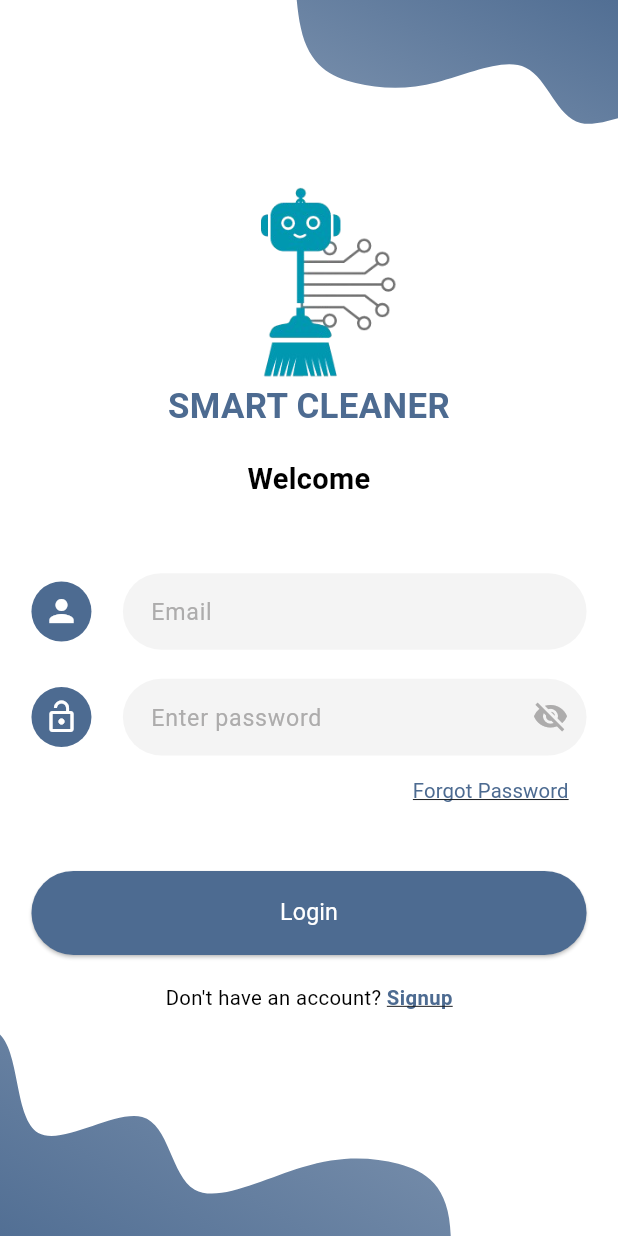
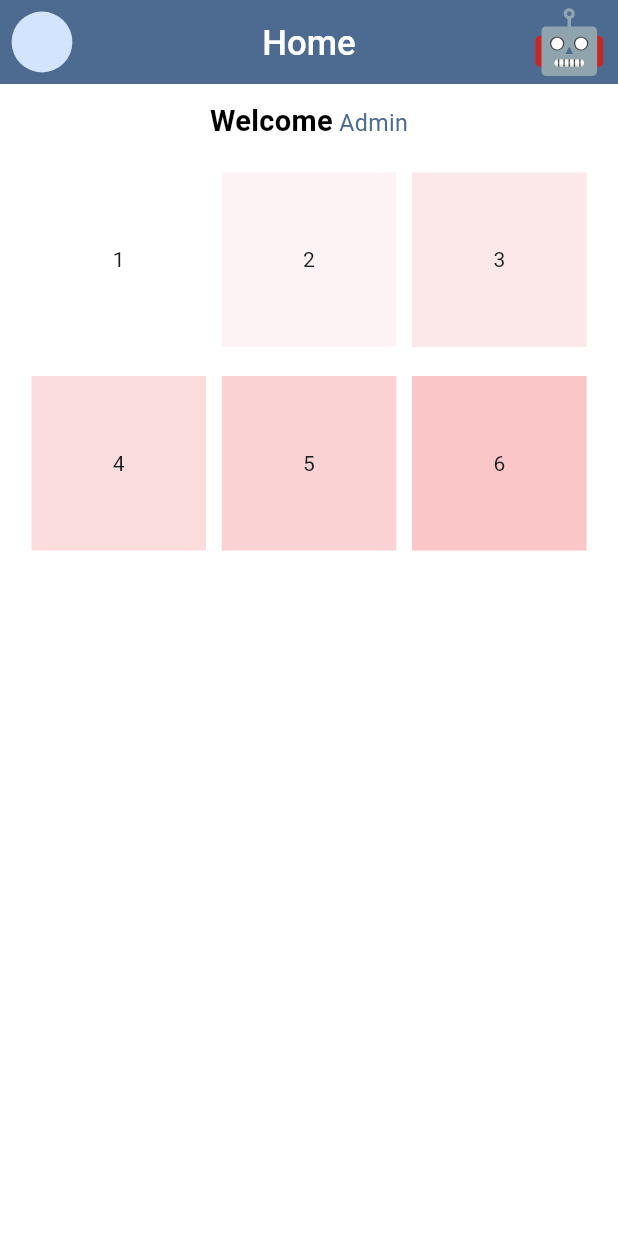
Before and after one commit to 0Ahmad0/smart_cleaner_app, a Flutter app: the screen it shows after launch, on a phone screen of 412 x 824 dp. Run offline on Flutter 3.47's test engine with Material 3 defaults, Android fonts, the phone set to English and light mode, and no system bars; our stand-ins replace animate_do, flutter_screenutil, flutter_svg, google_fonts.

```diff
--- /dev/null
+++ b/lib/app/screens/admin/home_admin_screen.dart
@@ -0,0 +1,80 @@
+import 'package:flutter/cupertino.dart';
+import 'package:flutter/material.dart';
+import 'package:flutter/widgets.dart';
+import 'package:flutter_screenutil/flutter_screenutil.dart';
+import 'package:flutter_svg/flutter_svg.dart';
+import 'package:smart_cleaner_app/core/helpers/sizer.dart';
+import 'package:smart_cleaner_app/core/helpers/spacing.dart';
+import 'package:smart_cleaner_app/core/utils/assets_manager.dart';
+import 'package:smart_cleaner_app/core/utils/color_manager.dart';
+import 'package:smart_cleaner_app/core/utils/string_manager.dart';
+import 'package:smart_cleaner_app/core/utils/style_manager.dart';
+import 'package:smart_cleaner_app/core/widgets/app_padding.dart';
+
+class HomeAdminScreen extends StatelessWidget {
+  const HomeAdminScreen({super.key});
+
+  @override
+  Widget build(BuildContext context) {
+    return Scaffold(
+      appBar: AppBar(
+        leading: Padding(
+          padding: EdgeInsets.symmetric(
+            vertical: 8.h,
+          ),
+          child: CircleAvatar(),
+        ),
+        title: Text(StringManager.homeText),
+        actions: [
+          SvgPicture.asset(
+            AssetsManager.robotIcon,
+            width: 50.w,
+            height: 50.h,
+          ),
+          horizontalSpace(6.w),
+        ],
+      ),
+      body: AppPaddingWidget(
+        child: Column(
+          children: [
+            Center(
+              child: Text.rich(
+                textAlign: TextAlign.center,
+                TextSpan(
+                  children: [
+                    TextSpan(
+                        text: StringManager.welcomeText,
+                        style: StyleManager.font20SemiBold()),
+                    TextSpan(
+                      text: ' ' + StringManager.adminText,
+                      style: StyleManager.font16Regular(
+                          color: ColorManager.primaryColor),
+                    ),
+                  ],
+                ),
+              ),
+            ),
+            verticalSpace(20.h),
+            SizedBox(
+              width: double.maxFinite,
+              height: getWidth(context) / 1.5,
+              child: GridView.builder(
+                  itemCount: 6,
+                  gridDelegate: SliverGridDelegateWithFixedCrossAxisCount(
+                    crossAxisCount: 3,
+                    crossAxisSpacing: 10.w,
+                    mainAxisSpacing: 20.h
+                  ),
+                  itemBuilder: (context, index) => Container(
+                        alignment: Alignment.center,
+                        color:
+                            ColorManager.errorColor.withOpacity(index / 20),
+                        child: Text('${index + 1}'),
+                      )),
+            ),
+          ],
+        ),
+      ),
+    );
+  }
+}
--- a/lib/core/utils/assets_manager.dart
+++ b/lib/core/utils/assets_manager.dart
@@ -11,6 +11,7 @@ class AssetsManager {
   static const backGroundAppIcon = '$_pathImages/background.svg';
   static const eyePasswordIcon = '$_pathSVGs/eye.svg';
   static const arrowRightIcon = '$_pathSVGs/arrow_right.svg';
+  static const robotIcon = '$_pathSVGs/robot_icon.svg';
 
 
   ///<==== Json ====>
--- a/lib/core/utils/const_value_manager.dart
+++ b/lib/core/utils/const_value_manager.dart
@@ -19,8 +19,13 @@ class ConstValueManager {
   static const String arLanguageCode = 'ar';
   static const String enLanguageCode = 'en';
 
+  ///Role Strings
+  static const String worker = 'Worker';
+  static const String guest = 'Guest';
+  static  String role = '';
+
   static const List<String> roleList = [
-    'Worker',
-    'Guest',
+    worker,
+    guest
   ];
 }
--- a/lib/core/utils/string_manager.dart
+++ b/lib/core/utils/string_manager.dart
@@ -9,6 +9,7 @@ class StringManager {
   static const String sendText = 'Send';
   static const String helloText = 'Hello';
   static const String nextText = 'Next';
+  static const String adminText = 'Admin';
 
 
 
--- a/lib/smart_cleaner_app.dart
+++ b/lib/smart_cleaner_app.dart
@@ -1,8 +1,7 @@
-
-
 import 'package:flutter/material.dart';
 import 'package:flutter_screenutil/flutter_screenutil.dart';
 import 'package:google_fonts/google_fonts.dart';
+import 'package:smart_cleaner_app/app/screens/admin/home_admin_screen.dart';
 import 'package:smart_cleaner_app/core/helpers/extensions.dart';
 
 import 'core/routing/app_router.dart';
@@ -39,7 +38,12 @@ class SmartCleanerApp extends StatelessWidget {
               ),
               appBarTheme: AppBarTheme(
                 centerTitle: true,
-                  backgroundColor: ColorManager.whiteColor,
+                backgroundColor: ColorManager.primaryColor,
+                titleTextStyle: StyleManager.font24Medium(
+                  color: ColorManager.whiteColor
+                ).copyWith(
+                    fontFamily: GoogleFonts.playpenSans().fontFamily,
+                ),
                 elevation: 0.0,
               ),
               tabBarTheme: TabBarTheme(
@@ -65,10 +69,11 @@ class SmartCleanerApp extends StatelessWidget {
                 ConstValueManager.heightButtonSize,
               ))),
             ),
-            initialRoute: Routes.initialRoute,
-            onGenerateRoute: appRouter.generateRoute,
-            routes: {
-            },
+            home: HomeAdminScreen(),
+            // initialRoute: Routes.initialRoute,
+            // onGenerateRoute: appRouter.generateRoute,
+            // routes: {
+            // },
           );
         });
   }
```
Also changed, not shown: lib/app/screens/check_inbox_screen.dart (added, +67 -0 lines), lib/app/screens/forgot_password_screen.dart (added, +63 -0 lines), lib/app/screens/guest/home_guest_screen.dart (added, +64 -0 lines), lib/app/screens/select_role_screen.dart (added, +99 -0 lines), lib/app/screens/worker/home_worker_screen.dart (added, +10 -0 lines), lib/app/widgets/circle_shape_with_icon_widget.dart (added, +22 -0 lines), lib/app/widgets/container_gray_widget.dart (added, +32 -0 lines), lib/app/widgets/hello_top_widget.dart (added, +45 -0 lines), assets/icons/robot_icon.svg (added). Lines whose indentation alone changed are shown as unchanged.
